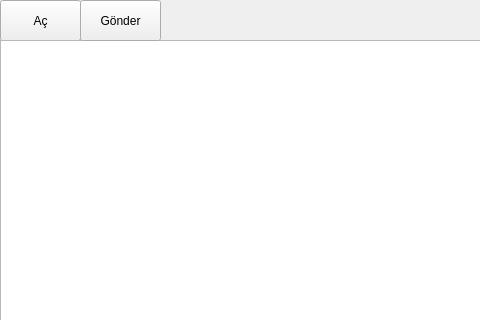
Before: the Qt Designer form Open Editor/Uı/Open Editor.ui in AliKilicoglu/Open-Editor, drawn with Qt 5; both pictures show x 0 to 480 and y 0 to 320 of the 598 by 532 pixel window.
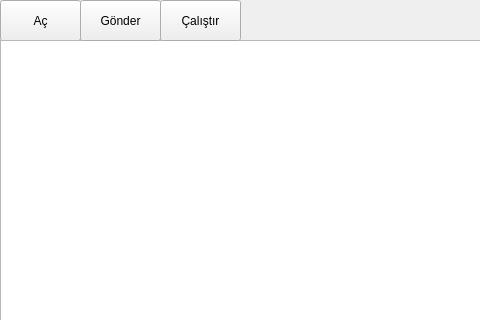
After: the same form once the commit is applied.

What changed in the file:
```diff
--- a/Open Editor/Uı/Open Editor.ui
+++ b/Open Editor/Uı/Open Editor.ui
@@ -55,6 +55,19 @@
     <string>Gönder</string>
    </property>
   </widget>
+  <widget class="QPushButton" name="pushButton_3">
+   <property name="geometry">
+    <rect>
+     <x>160</x>
+     <y>0</y>
+     <width>81</width>
+     <height>41</height>
+    </rect>
+   </property>
+   <property name="text">
+    <string>Çalıştır</string>
+   </property>
+  </widget>
  </widget>
  <resources/>
  <connections/>
```
